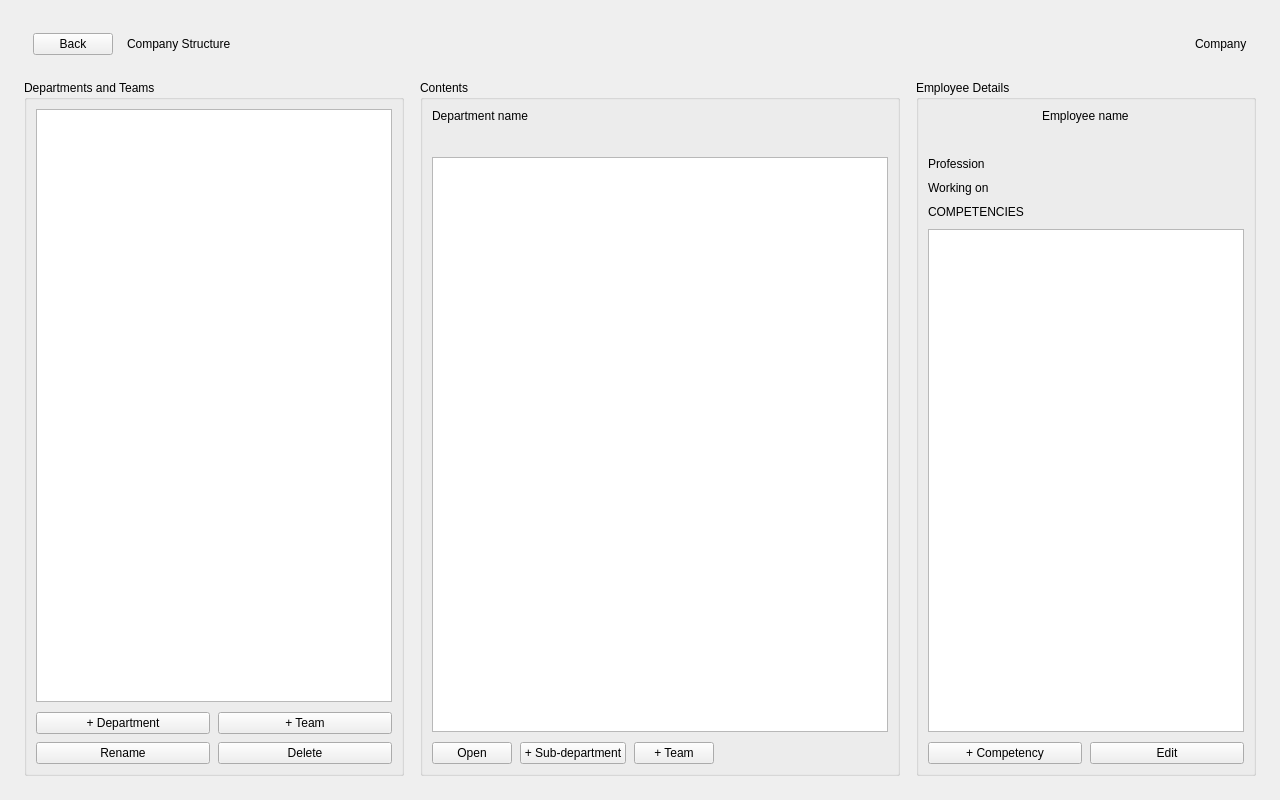
The window that GUI/companypage.ui (Brett-Pitts/COS214Project) describes before a commit, drawn with Qt 5.
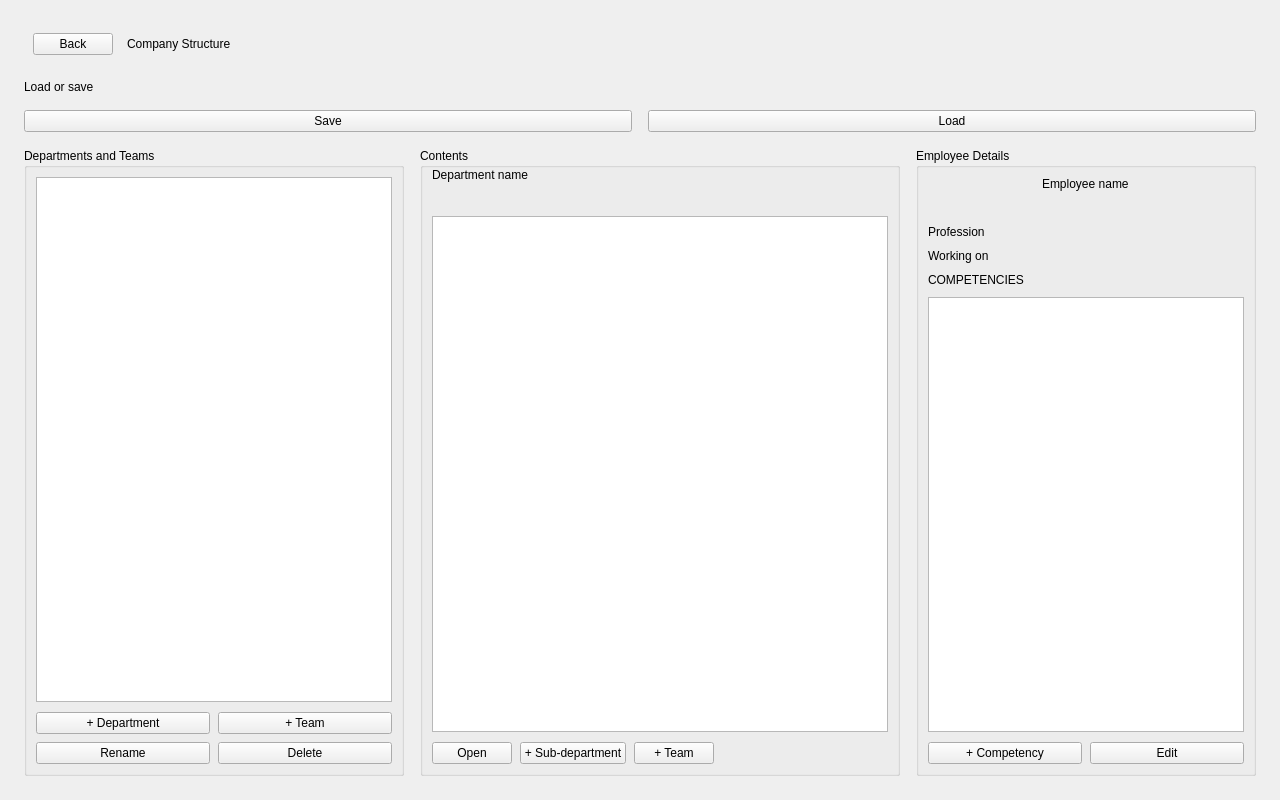
The same window after the commit. The open tabs and pages were chosen to show the change.

Commit message: Removed Main Load and added them to Each page

Patch:
```diff
--- a/GUI/companypage.ui
+++ b/GUI/companypage.ui
@@ -71,24 +71,42 @@
         </property>
        </spacer>
       </item>
+     </layout>
+    </widget>
+   </item>
       <item>
-       <widget class="QLabel" name="breadcrumbLabel">
+    <widget class="QLabel" name="label">
         <property name="text">
-         <string>Company</string>
-        </property>
-        <property name="variant" stdset="0">
-         <string notr="true">muted</string>
+      <string>Load or save</string>
+     </property>
+    </widget>
+   </item>
+   <item>
+    <layout class="QHBoxLayout" name="horizontalLayout">
+     <item>
+      <widget class="QPushButton" name="pushButton_2">
+       <property name="text">
+        <string>Save</string>
         </property>
        </widget>
       </item>
-     </layout>
-    </widget>
+     <item>
+      <widget class="QPushButton" name="pushButton">
+       <property name="text">
+        <string>Load</string>
+       </property>
+      </widget>
+     </item>
+    </layout>
    </item>
    <item>
     <layout class="QHBoxLayout" name="bodyLayout">
      <property name="spacing">
       <number>16</number>
      </property>
+     <property name="topMargin">
+      <number>0</number>
+     </property>
      <item>
       <widget class="QGroupBox" name="structureBox">
        <property name="minimumSize">
@@ -110,6 +128,9 @@
         <property name="spacing">
          <number>10</number>
         </property>
+        <property name="leftMargin">
+         <number>9</number>
+        </property>
         <item>
          <widget class="QTreeWidget" name="companyTree">
           <attribute name="headerVisible">
@@ -172,10 +193,16 @@
         <string>Contents</string>
        </property>
        <layout class="QVBoxLayout" name="contentLayout">
+        <property name="spacing">
+         <number>6</number>
+        </property>
+        <property name="topMargin">
+         <number>0</number>
+        </property>
         <item>
          <widget class="QStackedWidget" name="contentStack">
           <property name="currentIndex">
-           <number>1</number>
+           <number>0</number>
           </property>
           <widget class="QWidget" name="departmentPage">
            <layout class="QVBoxLayout" name="departmentLayout">
```
Lines whose indentation alone changed are shown as unchanged. The commit also changes 9 other files.
